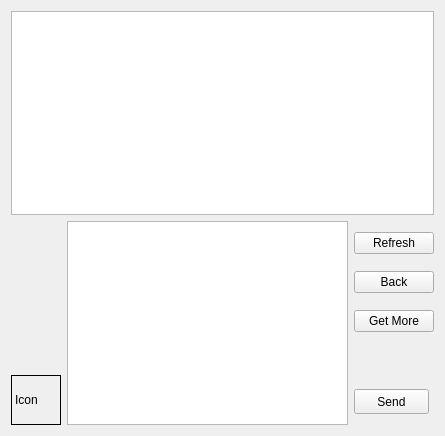
First picture: the form in ui/messenger.ui, repository GoCodingIcreated/VKMessenger, before the edit.
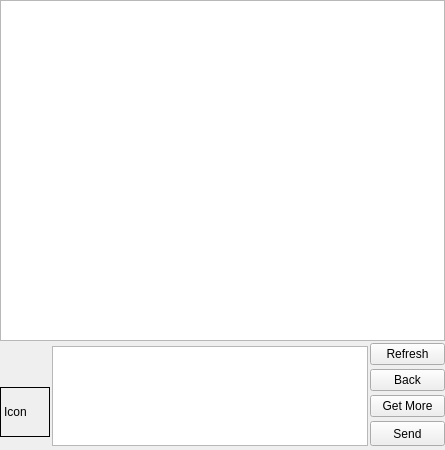
Second picture: the form after the edit.

Commit message: v.0.1.2 Improved: layouts margins Improved: auth phase: takes 1 getVkUser (instead of 2) Improved: messenger selecting phase: now don't call getVkUser for myself user Changed: designe of widgets in messenger (now message list takes more place)

What changed in the file:
```diff
--- a/ui/messenger.ui
+++ b/ui/messenger.ui
@@ -7,7 +7,7 @@
     <x>0</x>
     <y>0</y>
     <width>445</width>
-    <height>436</height>
+    <height>450</height>
    </rect>
   </property>
   <property name="sizePolicy">
@@ -19,25 +19,43 @@
   <property name="minimumSize">
    <size>
     <width>445</width>
-    <height>430</height>
+    <height>450</height>
    </size>
   </property>
   <property name="maximumSize">
    <size>
     <width>445</width>
-    <height>440</height>
+    <height>450</height>
    </size>
   </property>
   <property name="windowTitle">
    <string>Form</string>
   </property>
   <layout class="QVBoxLayout" name="verticalLayout_2">
+   <property name="spacing">
+    <number>0</number>
+   </property>
+   <property name="leftMargin">
+    <number>0</number>
+   </property>
+   <property name="topMargin">
+    <number>0</number>
+   </property>
+   <property name="rightMargin">
+    <number>0</number>
+   </property>
+   <property name="bottomMargin">
+    <number>0</number>
+   </property>
    <item>
     <layout class="QVBoxLayout" name="verticalLayout">
+     <property name="spacing">
+      <number>2</number>
+     </property>
      <item>
       <widget class="QListWidget" name="listWidget">
        <property name="sizePolicy">
-        <sizepolicy hsizetype="Expanding" vsizetype="MinimumExpanding">
+        <sizepolicy hsizetype="Expanding" vsizetype="Expanding">
          <horstretch>0</horstretch>
          <verstretch>0</verstretch>
         </sizepolicy>
@@ -46,23 +64,29 @@
      </item>
      <item>
       <layout class="QHBoxLayout" name="horizontalLayout">
+       <property name="spacing">
+        <number>2</number>
+       </property>
        <item>
         <layout class="QVBoxLayout" name="verticalLayout_3">
          <property name="spacing">
           <number>0</number>
          </property>
+         <property name="bottomMargin">
+          <number>8</number>
+         </property>
          <item>
           <spacer name="verticalSpacer">
            <property name="orientation">
             <enum>Qt::Vertical</enum>
            </property>
            <property name="sizeType">
-            <enum>QSizePolicy::Expanding</enum>
+            <enum>QSizePolicy::Minimum</enum>
            </property>
            <property name="sizeHint" stdset="0">
             <size>
              <width>20</width>
-             <height>0</height>
+             <height>40</height>
             </size>
            </property>
           </spacer>
@@ -106,7 +130,7 @@
        <item>
         <widget class="QPlainTextEdit" name="inputPText">
          <property name="sizePolicy">
-          <sizepolicy hsizetype="Minimum" vsizetype="Minimum">
+          <sizepolicy hsizetype="Expanding" vsizetype="Minimum">
            <horstretch>0</horstretch>
            <verstretch>0</verstretch>
           </sizepolicy>
@@ -120,7 +144,7 @@
          <property name="maximumSize">
           <size>
            <width>16777215</width>
-           <height>250</height>
+           <height>100</height>
           </size>
          </property>
          <property name="plainText">
@@ -130,8 +154,26 @@
        </item>
        <item>
         <layout class="QVBoxLayout" name="verticalLayout_4">
+         <property name="spacing">
+          <number>4</number>
+         </property>
+         <property name="bottomMargin">
+          <number>4</number>
+         </property>
          <item>
           <widget class="QPushButton" name="refreshButton">
+           <property name="sizePolicy">
+            <sizepolicy hsizetype="Fixed" vsizetype="Fixed">
+             <horstretch>0</horstretch>
+             <verstretch>0</verstretch>
+            </sizepolicy>
+           </property>
+           <property name="maximumSize">
+            <size>
+             <width>75</width>
+             <height>16777215</height>
+            </size>
+           </property>
            <property name="text">
             <string>Refresh</string>
            </property>
@@ -139,6 +181,18 @@
          </item>
          <item>
           <widget class="QPushButton" name="backButton">
+           <property name="sizePolicy">
+            <sizepolicy hsizetype="Fixed" vsizetype="Fixed">
+             <horstretch>0</horstretch>
+             <verstretch>0</verstretch>
+            </sizepolicy>
+           </property>
+           <property name="maximumSize">
+            <size>
+             <width>75</width>
+             <height>16777215</height>
+            </size>
+           </property>
            <property name="text">
             <string>Back</string>
            </property>
@@ -146,27 +200,23 @@
          </item>
          <item>
           <widget class="QPushButton" name="getMoreButton">
+           <property name="sizePolicy">
+            <sizepolicy hsizetype="Fixed" vsizetype="Fixed">
+             <horstretch>0</horstretch>
+             <verstretch>0</verstretch>
+            </sizepolicy>
+           </property>
+           <property name="maximumSize">
+            <size>
+             <width>75</width>
+             <height>16777215</height>
+            </size>
+           </property>
            <property name="text">
             <string>Get More</string>
            </property>
           </widget>
          </item>
-         <item>
-          <spacer name="verticalSpacer_2">
-           <property name="orientation">
-            <enum>Qt::Vertical</enum>
-           </property>
-           <property name="sizeType">
-            <enum>QSizePolicy::Maximum</enum>
-           </property>
-           <property name="sizeHint" stdset="0">
-            <size>
-             <width>20</width>
-             <height>40</height>
-            </size>
-           </property>
-          </spacer>
-         </item>
          <item>
           <widget class="QPushButton" name="sendButton">
            <property name="sizePolicy">
```
The commit also changes 3 other files.
